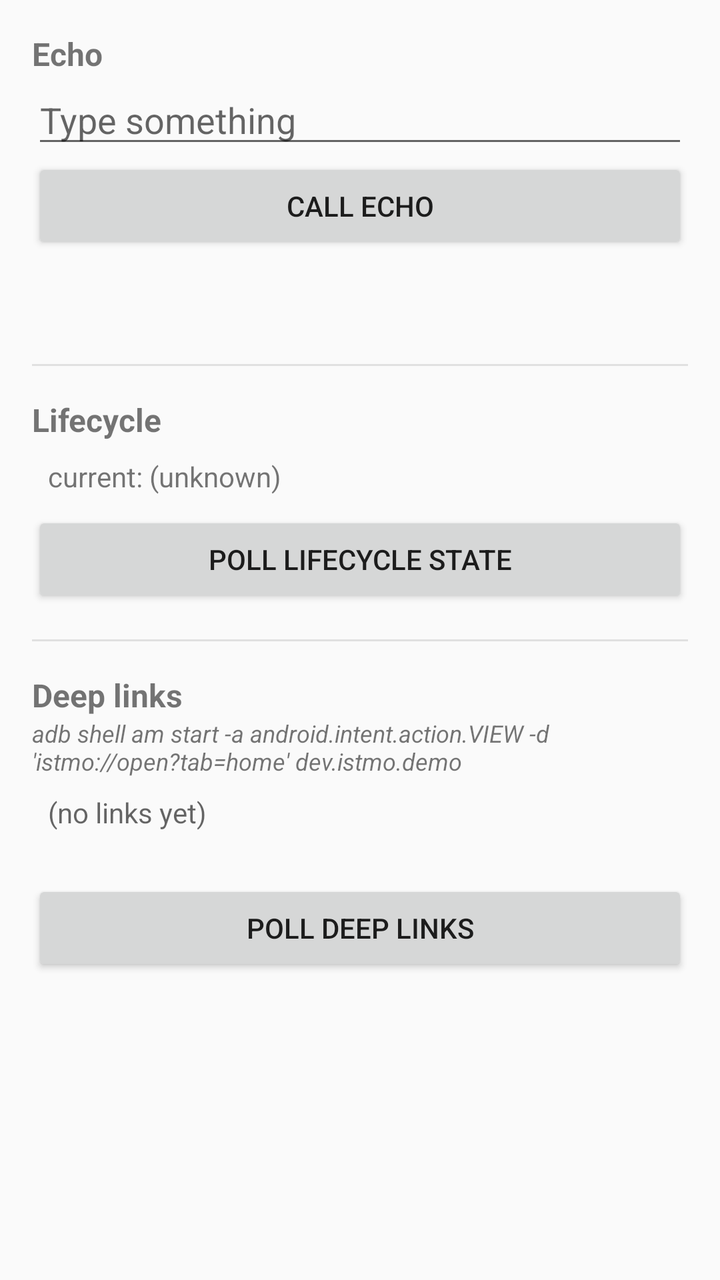
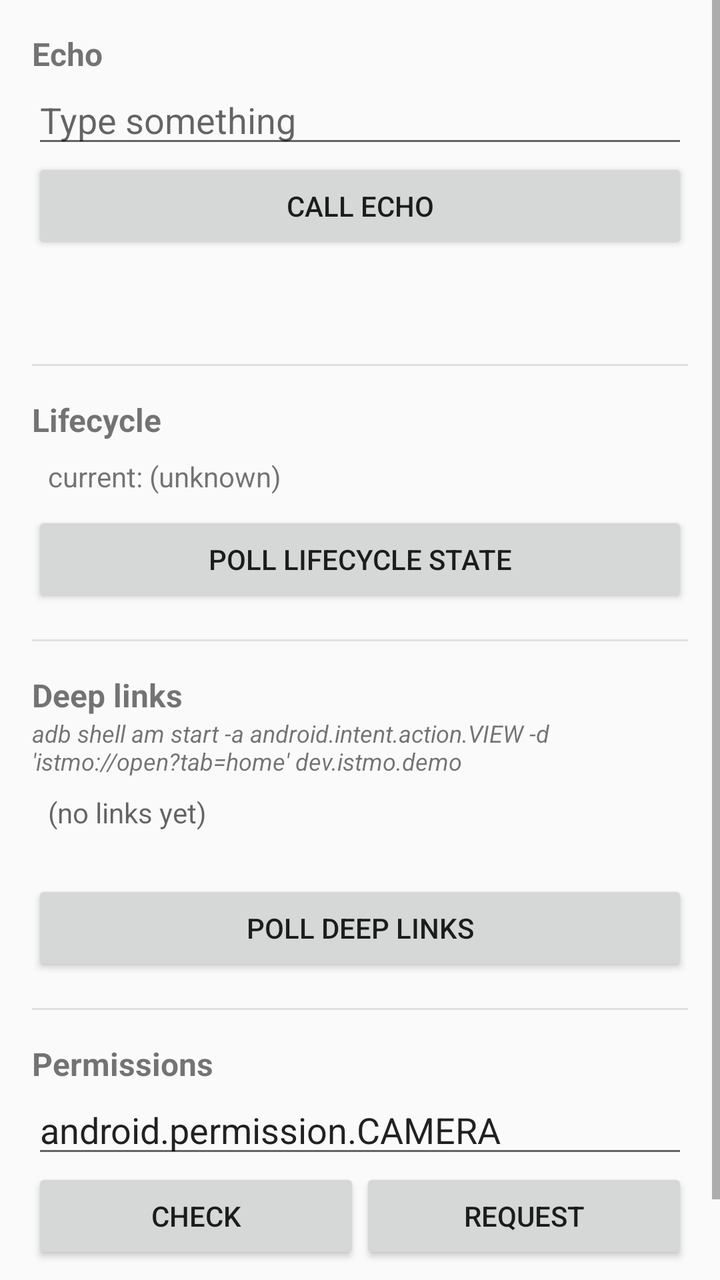

Screens rendered from an Android XML layout before and after an edit, with the pre-edit source and the edit as a unified diff.
<!-- AndroidManifest.xml: application theme Theme.AppCompat.Light.NoActionBar -->
<!-- res/layout/activity_main.xml -->
<?xml version="1.0" encoding="utf-8"?>
<ScrollView xmlns:android="http://schemas.android.com/apk/res/android"
    android:layout_width="match_parent"
    android:layout_height="match_parent">

    <LinearLayout
        android:orientation="vertical"
        android:layout_width="match_parent"
        android:layout_height="wrap_content"
        android:padding="16dp">

        
        <TextView
            android:layout_width="match_parent"
            android:layout_height="wrap_content"
            android:text="Echo"
            android:textStyle="bold"
            android:textSize="16sp" />

        <EditText
            android:id="@+id/inputText"
            android:layout_width="match_parent"
            android:layout_height="wrap_content"
            android:hint="Type something"
            android:inputType="text"
            android:importantForAutofill="no" />

        <Button
            android:id="@+id/callButton"
            android:layout_width="match_parent"
            android:layout_height="wrap_content"
            android:text="Call Echo" />

        <TextView
            android:id="@+id/output"
            android:layout_width="match_parent"
            android:layout_height="wrap_content"
            android:layout_marginTop="4dp"
            android:padding="8dp"
            android:textIsSelectable="true" />

        <View
            android:layout_width="match_parent"
            android:layout_height="1dp"
            android:layout_marginVertical="16dp"
            android:background="#E0E0E0" />

        
        <TextView
            android:layout_width="match_parent"
            android:layout_height="wrap_content"
            android:text="Lifecycle"
            android:textStyle="bold"
            android:textSize="16sp" />

        <TextView
            android:id="@+id/lifecycleState"
            android:layout_width="match_parent"
            android:layout_height="wrap_content"
            android:padding="8dp"
            android:text="current: (unknown)"
            android:textIsSelectable="true" />

        <Button
            android:id="@+id/lifecycleRefresh"
            android:layout_width="match_parent"
            android:layout_height="wrap_content"
            android:text="Poll lifecycle state" />

        <View
            android:layout_width="match_parent"
            android:layout_height="1dp"
            android:layout_marginVertical="16dp"
            android:background="#E0E0E0" />

        
        <TextView
            android:layout_width="match_parent"
            android:layout_height="wrap_content"
            android:text="Deep links"
            android:textStyle="bold"
            android:textSize="16sp" />

        <TextView
            android:layout_width="match_parent"
            android:layout_height="wrap_content"
            android:textStyle="italic"
            android:textSize="12sp"
            android:text="adb shell am start -a android.intent.action.VIEW -d 'istmo://open?tab=home' dev.istmo.demo" />

        <TextView
            android:id="@+id/deeplinkList"
            android:layout_width="match_parent"
            android:layout_height="wrap_content"
            android:padding="8dp"
            android:textIsSelectable="true"
            android:minLines="2"
            android:hint="(no links yet)" />

        <Button
            android:id="@+id/deeplinkRefresh"
            android:layout_width="match_parent"
            android:layout_height="wrap_content"
            android:text="Poll deep links" />
    </LinearLayout>
</ScrollView>
<!-- resources referenced by this layout -->
<resources>

</resources>

<!-- the commit's change to res/layout/activity_main.xml (unified diff, before → after) -->
@@ -102,5 +102,52 @@
             android:layout_width="match_parent"
             android:layout_height="wrap_content"
             android:text="Poll deep links" />
+
+        <View
+            android:layout_width="match_parent"
+            android:layout_height="1dp"
+            android:layout_marginVertical="16dp"
+            android:background="#E0E0E0" />
+
+        
+        <TextView
+            android:layout_width="match_parent"
+            android:layout_height="wrap_content"
+            android:text="Permissions"
+            android:textStyle="bold"
+            android:textSize="16sp" />
+
+        <EditText
+            android:id="@+id/permissionInput"
+            android:layout_width="match_parent"
+            android:layout_height="wrap_content"
+            android:text="android.permission.CAMERA"
+            android:inputType="text"
+            android:importantForAutofill="no" />
+
+        <LinearLayout
+            android:orientation="horizontal"
+            android:layout_width="match_parent"
+            android:layout_height="wrap_content">
+            <Button
+                android:id="@+id/permissionCheck"
+                android:layout_width="0dp"
+                android:layout_weight="1"
+                android:layout_height="wrap_content"
+                android:text="Check" />
+            <Button
+                android:id="@+id/permissionRequest"
+                android:layout_width="0dp"
+                android:layout_weight="1"
+                android:layout_height="wrap_content"
+                android:text="Request" />
+        </LinearLayout>
+
+        <TextView
+            android:id="@+id/permissionOutput"
+            android:layout_width="match_parent"
+            android:layout_height="wrap_content"
+            android:padding="8dp"
+            android:textIsSelectable="true" />
     </LinearLayout>
 </ScrollView>
